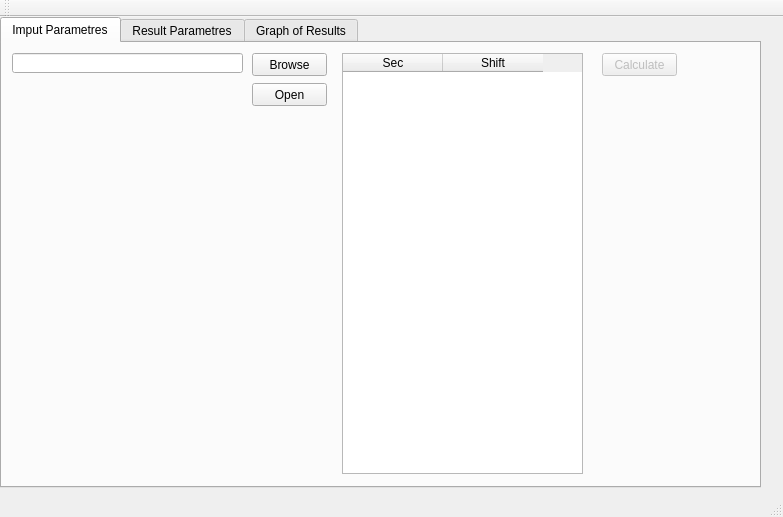
This is mainwindow.ui in barinova/CrossingWaves as Qt 5 draws it before an edit. The edited form follows.
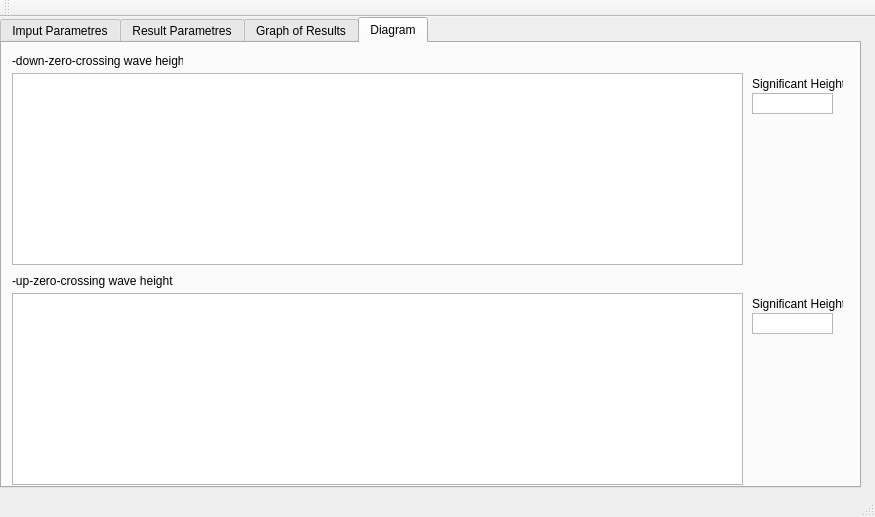
This is the edited form.

Patch:
```diff
--- a/mainwindow.ui
+++ b/mainwindow.ui
@@ -6,7 +6,7 @@
    <rect>
     <x>0</x>
     <y>0</y>
-    <width>783</width>
+    <width>875</width>
     <height>517</height>
    </rect>
   </property>
@@ -19,7 +19,7 @@
      <rect>
       <x>0</x>
       <y>0</y>
-      <width>761</width>
+      <width>861</width>
       <height>471</height>
      </rect>
     </property>
@@ -30,7 +30,7 @@
      <enum>QTabWidget::Rounded</enum>
     </property>
     <property name="currentIndex">
-     <number>0</number>
+     <number>3</number>
     </property>
     <property name="elideMode">
      <enum>Qt::ElideNone</enum>
@@ -199,6 +199,124 @@
       <property name="frameShape">
        <enum>QFrame::StyledPanel</enum>
       </property>
+      <property name="alignment">
+       <set>Qt::AlignLeading|Qt::AlignLeft|Qt::AlignVCenter</set>
+      </property>
+     </widget>
+    </widget>
+    <widget class="QWidget" name="tab_4">
+     <attribute name="title">
+      <string>Diagram</string>
+     </attribute>
+     <widget class="QLabel" name="label">
+      <property name="geometry">
+       <rect>
+        <x>10</x>
+        <y>10</y>
+        <width>171</width>
+        <height>16</height>
+       </rect>
+      </property>
+      <property name="text">
+       <string>-down-zero-crossing wave heights</string>
+      </property>
+     </widget>
+     <widget class="QLabel" name="label_2">
+      <property name="geometry">
+       <rect>
+        <x>10</x>
+        <y>230</y>
+        <width>161</width>
+        <height>16</height>
+       </rect>
+      </property>
+      <property name="text">
+       <string>-up-zero-crossing wave heights</string>
+      </property>
+     </widget>
+     <widget class="QGraphicsView" name="graphicsViewZDC">
+      <property name="geometry">
+       <rect>
+        <x>10</x>
+        <y>30</y>
+        <width>731</width>
+        <height>192</height>
+       </rect>
+      </property>
+      <property name="alignment">
+       <set>Qt::AlignLeading|Qt::AlignLeft|Qt::AlignVCenter</set>
+      </property>
+     </widget>
+     <widget class="QGraphicsView" name="graphicsViewZUC">
+      <property name="geometry">
+       <rect>
+        <x>10</x>
+        <y>250</y>
+        <width>731</width>
+        <height>192</height>
+       </rect>
+      </property>
+      <property name="alignment">
+       <set>Qt::AlignLeading|Qt::AlignLeft|Qt::AlignVCenter</set>
+      </property>
+     </widget>
+     <widget class="QLabel" name="label_3">
+      <property name="geometry">
+       <rect>
+        <x>750</x>
+        <y>30</y>
+        <width>91</width>
+        <height>21</height>
+       </rect>
+      </property>
+      <property name="text">
+       <string>Significant Height</string>
+      </property>
+     </widget>
+     <widget class="QLabel" name="label_4">
+      <property name="geometry">
+       <rect>
+        <x>750</x>
+        <y>250</y>
+        <width>91</width>
+        <height>21</height>
+       </rect>
+      </property>
+      <property name="text">
+       <string>Significant Height</string>
+      </property>
+     </widget>
+     <widget class="QTextBrowser" name="textBrowserSignificantZDC">
+      <property name="geometry">
+       <rect>
+        <x>750</x>
+        <y>50</y>
+        <width>81</width>
+        <height>21</height>
+       </rect>
+      </property>
+      <property name="verticalScrollBarPolicy">
+       <enum>Qt::ScrollBarAlwaysOff</enum>
+      </property>
+      <property name="horizontalScrollBarPolicy">
+       <enum>Qt::ScrollBarAlwaysOff</enum>
+      </property>
+     </widget>
+     <widget class="QTextBrowser" name="textBrowserSignificantZUC">
+      <property name="geometry">
+       <rect>
+        <x>750</x>
+        <y>270</y>
+        <width>81</width>
+        <height>21</height>
+       </rect>
+      </property>
+      <property name="verticalScrollBarPolicy">
+       <enum>Qt::ScrollBarAlwaysOff</enum>
+      </property>
+      <property name="horizontalScrollBarPolicy">
+       <enum>Qt::ScrollBarAlwaysOff</enum>
+      </property>
      </widget>
     </widget>
    </widget>
```
Left out of the diff: 4 changed lines with no effect on the pictures.
